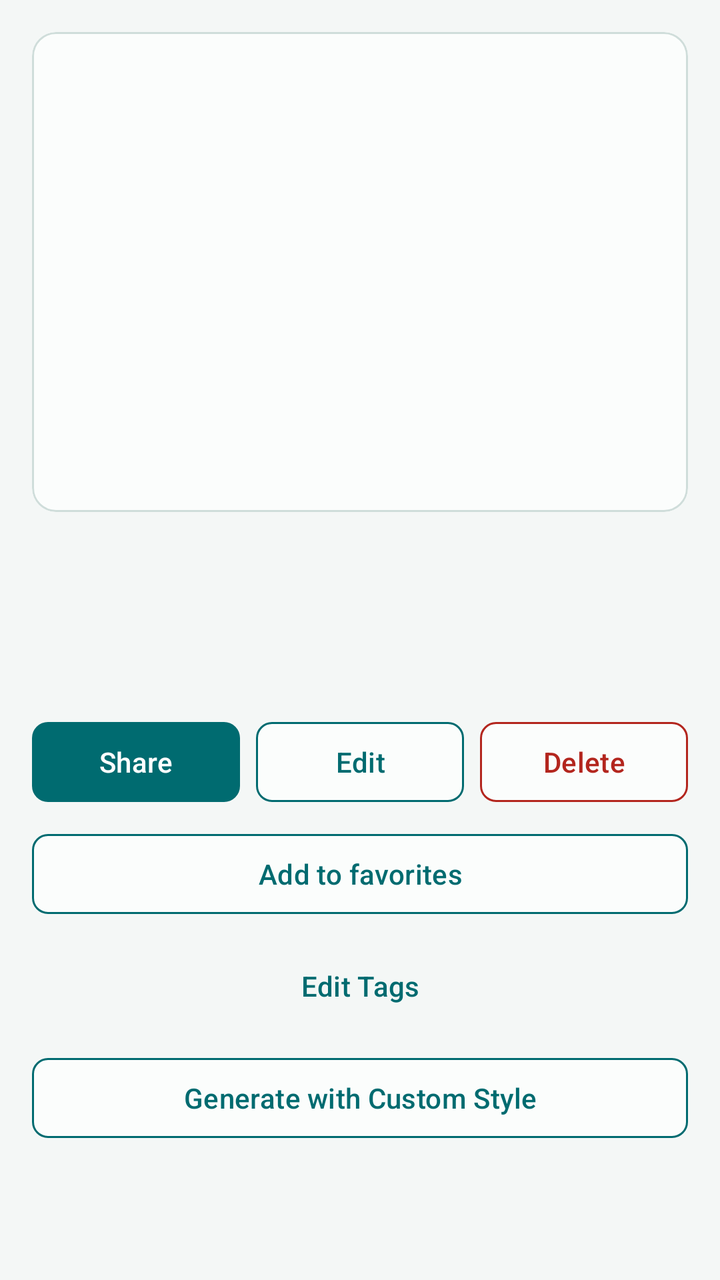
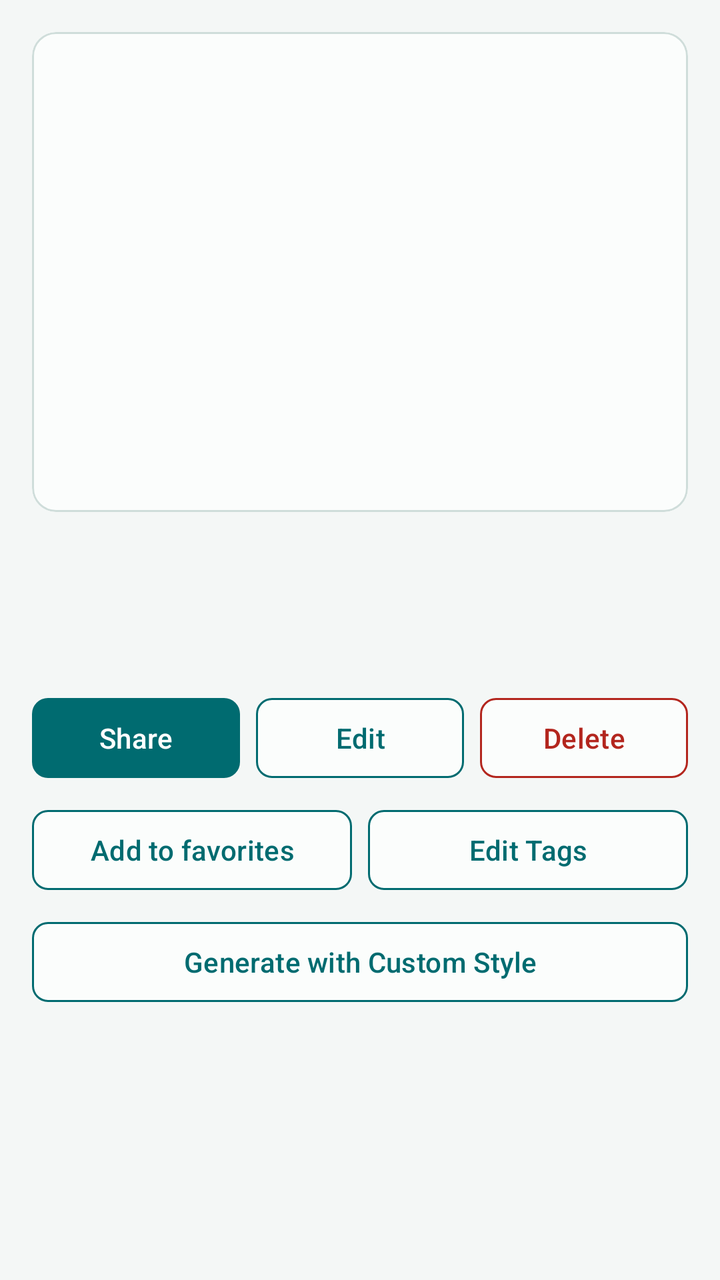

Two renders of the same Android screen: before a commit and after it. Below are the layout's source before the change and the commit's diff.
<!-- AndroidManifest.xml: application theme Theme.QRCodeSimple -->
<!-- res/layout/fragment_history_detail.xml -->
<?xml version="1.0" encoding="utf-8"?>
<ScrollView xmlns:android="http://schemas.android.com/apk/res/android"
    xmlns:app="http://schemas.android.com/apk/res-auto"
    android:layout_width="match_parent"
    android:layout_height="match_parent"
    android:background="@color/app_background"
    android:fillViewport="true">

    <LinearLayout
        android:layout_width="match_parent"
        android:layout_height="wrap_content"
        android:orientation="vertical"
        android:padding="16dp">

        <com.google.android.material.card.MaterialCardView
            style="@style/Widget.QRCodeSimple.Panel"
            android:layout_width="match_parent"
            android:layout_height="240dp">

            <ImageView
                android:id="@+id/ivBarcode"
                android:layout_width="match_parent"
                android:layout_height="match_parent"
                android:padding="12dp"
                android:scaleType="fitCenter"
                android:contentDescription="@string/barcode_image" />

        </com.google.android.material.card.MaterialCardView>

        <TextView
            android:id="@+id/tvContent"
            android:layout_width="match_parent"
            android:layout_height="wrap_content"
            android:layout_marginTop="16dp"
            android:textAppearance="?attr/textAppearanceTitleMedium"
            android:textColor="@color/app_text_primary"
            android:textIsSelectable="true" />

        <TextView
            android:id="@+id/tvType"
            android:layout_width="wrap_content"
            android:layout_height="wrap_content"
            android:layout_marginTop="8dp"
            android:textAppearance="?attr/textAppearanceLabelLarge"
            android:textColor="@color/app_primary" />

        <TextView
            android:id="@+id/tvTime"
            android:layout_width="wrap_content"
            android:layout_height="wrap_content"
            android:layout_marginTop="4dp"
            android:textAppearance="@style/TextAppearance.QRCodeSimple.Metadata"
            android:textColor="@color/app_text_secondary" />

        <TextView
            android:id="@+id/tvTags"
            android:layout_width="match_parent"
            android:layout_height="wrap_content"
            android:layout_marginTop="8dp"
            android:textAppearance="@style/TextAppearance.QRCodeSimple.Metadata"
            android:textColor="@color/app_text_secondary"
            android:visibility="gone" />

        <TextView
            android:id="@+id/tvNotes"
            android:layout_width="match_parent"
            android:layout_height="wrap_content"
            android:layout_marginTop="8dp"
            android:textAppearance="?attr/textAppearanceBodyMedium"
            android:textColor="@color/app_text_primary"
            android:textIsSelectable="true"
            android:visibility="gone" />

        <com.google.android.material.chip.ChipGroup
            android:id="@+id/chipGroupTags"
            android:layout_width="match_parent"
            android:layout_height="wrap_content"
            android:layout_marginTop="8dp"
            android:visibility="gone" />

        <LinearLayout
            android:layout_width="match_parent"
            android:layout_height="wrap_content"
            android:layout_marginTop="16dp"
            android:orientation="horizontal">

            <com.google.android.material.button.MaterialButton
                android:id="@+id/btnShare"
                style="@style/Widget.QRCodeSimple.Button.Primary"
                android:layout_width="0dp"
                android:layout_height="wrap_content"
                android:layout_weight="1"
                android:layout_marginEnd="4dp"
                android:text="@string/share" />

            <com.google.android.material.button.MaterialButton
                android:id="@+id/btnEdit"
                style="@style/Widget.QRCodeSimple.Button.Outlined"
                android:layout_width="0dp"
                android:layout_height="wrap_content"
                android:layout_weight="1"
                android:layout_marginStart="4dp"
                android:layout_marginEnd="4dp"
                android:text="@string/edit" />

            <com.google.android.material.button.MaterialButton
                android:id="@+id/btnDelete"
                style="@style/Widget.QRCodeSimple.Button.Destructive"
                android:layout_width="0dp"
                android:layout_height="wrap_content"
                android:layout_weight="1"
                android:layout_marginStart="4dp"
                android:text="@string/delete" />
        </LinearLayout>

        <com.google.android.material.button.MaterialButton
            android:id="@+id/btnToggleFavorite"
            style="@style/Widget.QRCodeSimple.Button.Outlined"
            android:layout_width="match_parent"
            android:layout_height="wrap_content"
            android:layout_marginTop="8dp"
            android:text="@string/add_to_favorites" />

        <com.google.android.material.button.MaterialButton
            android:id="@+id/btnEditTags"
            style="@style/Widget.QRCodeSimple.Button.Text"
            android:layout_width="match_parent"
            android:layout_height="wrap_content"
            android:layout_marginTop="8dp"
            android:text="@string/edit_tags" />

        <com.google.android.material.button.MaterialButton
            android:id="@+id/btnOpenGenerate"
            style="@style/Widget.QRCodeSimple.Button.Outlined"
            android:layout_width="match_parent"
            android:layout_height="wrap_content"
            android:layout_marginTop="8dp"
            android:text="@string/generate_with_custom_style" />

    </LinearLayout>
</ScrollView>
<!-- resources referenced by this layout -->
<resources>
  <color name="app_background">#FFF4F7F6</color>
  <color name="app_primary">#FF006B70</color>
  <color name="app_text_primary">#FF172020</color>
  <color name="app_text_secondary">#FF596967</color>
  <string name="add_to_favorites">Add to favorites</string>
  <string name="barcode_image">Barcode image</string>
  <string name="delete">Delete</string>
  <string name="edit">Edit</string>
  <string name="edit_tags">Edit Tags</string>
  <string name="generate_with_custom_style">Generate with Custom Style</string>
  <string name="share">Share</string>
  <style name="TextAppearance.QRCodeSimple.Metadata" parent="TextAppearance.Material3.BodySmall">
          <item name="android:textColor">@color/app_text_secondary</item>
      </style>
  <style name="Widget.QRCodeSimple.Button.Primary" parent="Widget.Material3.Button">
          <item name="android:minHeight">@dimen/touch_target_min</item>
          <item name="android:textColor">@color/app_on_primary</item>
          <item name="backgroundTint">@color/app_primary</item>
          <item name="cornerRadius">@dimen/radius_compact</item>
          <item name="iconTint">@color/app_on_primary</item>
      </style>
  <style name="Widget.QRCodeSimple.Button.Text" parent="Widget.Material3.Button.TextButton">
          <item name="android:minHeight">@dimen/touch_target_min</item>
          <item name="android:textColor">@color/app_primary</item>
          <item name="iconTint">@color/app_primary</item>
      </style>
  <style name="Widget.QRCodeSimple.Panel" parent="">
          <item name="cardBackgroundColor">@color/app_surface</item>
          <item name="cardCornerRadius">@dimen/radius_panel</item>
          <item name="cardElevation">0dp</item>
          <item name="strokeColor">@color/app_outline_variant</item>
          <item name="strokeWidth">@dimen/stroke_panel</item>
      </style>
  <style name="Theme.QRCodeSimple" parent="Theme.QRCodeSimple.Base">
          <item name="windowActionBar">false</item>
          <item name="windowNoTitle">true</item>
      </style>
  <dimen name="touch_target_min">48dp</dimen>
  <color name="app_error">#FFB3261E</color>
  <color name="app_surface">#FFFBFDFC</color>
  <dimen name="radius_compact">8dp</dimen>
  <color name="app_on_primary">#FFFFFFFF</color>
  <dimen name="radius_panel">12dp</dimen>
  <color name="app_outline_variant">#FFCFDDDA</color>
  <dimen name="stroke_panel">1dp</dimen>
  <color name="app_primary_container">#FFD8EFED</color>
  <color name="app_on_primary_container">#FF064E52</color>
  <color name="app_secondary">#FF496563</color>
  <color name="app_on_secondary">#FFFFFFFF</color>
  <color name="app_secondary_container">#FFDDE8E6</color>
  <color name="app_on_secondary_container">#FF243F3E</color>
  <color name="app_surface_variant">#FFEAF1EF</color>
  <color name="app_outline">#FF758684</color>
  <color name="app_on_error">#FFFFFFFF</color>
  <color name="app_error_container">#FFF9DEDC</color>
  <color name="app_on_error_container">#FF410E0B</color>
  <style name="ShapeAppearance.QRCodeSimple.Panel" parent="ShapeAppearance.Material3.Corner.Medium">
          <item name="cornerFamily">rounded</item>
          <item name="cornerSize">@dimen/radius_panel</item>
      </style>
  <style name="Widget.QRCodeSimple.BottomNavigationView.ActiveIndicator" parent="Widget.Material3.BottomNavigationView.ActiveIndicator">
          <item name="android:color">@color/app_primary_container</item>
          <item name="shapeAppearance">@style/ShapeAppearance.QRCodeSimple.Compact</item>
      </style>
  <style name="ShapeAppearance.QRCodeSimple.Compact" parent="ShapeAppearance.Material3.Corner.Small">
          <item name="cornerFamily">rounded</item>
          <item name="cornerSize">@dimen/radius_compact</item>
      </style>
  <!-- unchanged entries left out for length: 5 -->
</resources>

<!-- the commit's change to res/layout/fragment_history_detail.xml (unified diff, before → after) -->
@@ -31,7 +31,7 @@
             android:id="@+id/tvContent"
             android:layout_width="match_parent"
             android:layout_height="wrap_content"
-            android:layout_marginTop="16dp"
+            android:layout_marginTop="12dp"
             android:textAppearance="?attr/textAppearanceTitleMedium"
             android:textColor="@color/app_text_primary"
             android:textIsSelectable="true" />
@@ -40,7 +40,7 @@
             android:id="@+id/tvType"
             android:layout_width="wrap_content"
             android:layout_height="wrap_content"
-            android:layout_marginTop="8dp"
+            android:layout_marginTop="4dp"
             android:textAppearance="?attr/textAppearanceLabelLarge"
             android:textColor="@color/app_primary" />
 
@@ -56,7 +56,7 @@
             android:id="@+id/tvTags"
             android:layout_width="match_parent"
             android:layout_height="wrap_content"
-            android:layout_marginTop="8dp"
+            android:layout_marginTop="4dp"
             android:textAppearance="@style/TextAppearance.QRCodeSimple.Metadata"
             android:textColor="@color/app_text_secondary"
             android:visibility="gone" />
@@ -65,7 +65,7 @@
             android:id="@+id/tvNotes"
             android:layout_width="match_parent"
             android:layout_height="wrap_content"
-            android:layout_marginTop="8dp"
+            android:layout_marginTop="4dp"
             android:textAppearance="?attr/textAppearanceBodyMedium"
             android:textColor="@color/app_text_primary"
             android:textIsSelectable="true"
@@ -75,13 +75,13 @@
             android:id="@+id/chipGroupTags"
             android:layout_width="match_parent"
             android:layout_height="wrap_content"
-            android:layout_marginTop="8dp"
+            android:layout_marginTop="4dp"
             android:visibility="gone" />
 
         <LinearLayout
             android:layout_width="match_parent"
             android:layout_height="wrap_content"
-            android:layout_marginTop="16dp"
+            android:layout_marginTop="12dp"
             android:orientation="horizontal">
 
             <com.google.android.material.button.MaterialButton
@@ -113,21 +113,32 @@
                 android:text="@string/delete" />
         </LinearLayout>
 
-        <com.google.android.material.button.MaterialButton
-            android:id="@+id/btnToggleFavorite"
-            style="@style/Widget.QRCodeSimple.Button.Outlined"
+        <LinearLayout
+            android:id="@+id/secondaryActionRow"
             android:layout_width="match_parent"
             android:layout_height="wrap_content"
             android:layout_marginTop="8dp"
-            android:text="@string/add_to_favorites" />
+            android:orientation="horizontal">
 
-        <com.google.android.material.button.MaterialButton
-            android:id="@+id/btnEditTags"
-            style="@style/Widget.QRCodeSimple.Button.Text"
-            android:layout_width="match_parent"
-            android:layout_height="wrap_content"
-            android:layout_marginTop="8dp"
-            android:text="@string/edit_tags" />
+            <com.google.android.material.button.MaterialButton
+                android:id="@+id/btnToggleFavorite"
+                style="@style/Widget.QRCodeSimple.Button.Outlined"
+                android:layout_width="0dp"
+                android:layout_height="wrap_content"
+                android:layout_marginEnd="4dp"
+                android:layout_weight="1"
+                android:text="@string/add_to_favorites" />
+
+            <com.google.android.material.button.MaterialButton
+                android:id="@+id/btnEditTags"
+                style="@style/Widget.QRCodeSimple.Button.Outlined"
+                android:layout_width="0dp"
+                android:layout_height="wrap_content"
+                android:layout_marginStart="4dp"
+                android:layout_weight="1"
+                android:text="@string/edit_tags" />
+
+        </LinearLayout>
 
         <com.google.android.material.button.MaterialButton
             android:id="@+id/btnOpenGenerate"
